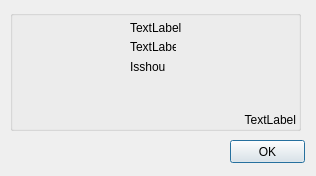
Above: Common/About.ui from martin-kudlicka/file-commander before the change. Below: the same form after it.
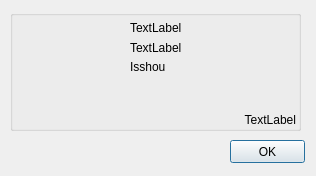
That is the form after the change. Icons and pictures are not drawn.

Commit message: + set revision number for release + enlarged version label in About dialog

What changed in the file:
```diff
--- a/Common/About.ui
+++ b/Common/About.ui
@@ -66,19 +66,6 @@
      <string>TextLabel</string>
     </property>
    </widget>
-   <widget class="QLabel" name="qlVersion" >
-    <property name="geometry" >
-     <rect>
-      <x>120</x>
-      <y>30</y>
-      <width>46</width>
-      <height>14</height>
-     </rect>
-    </property>
-    <property name="text" >
-     <string>TextLabel</string>
-    </property>
-   </widget>
    <widget class="QLabel" name="label_2" >
     <property name="geometry" >
      <rect>
@@ -108,6 +95,19 @@
      <set>Qt::AlignRight|Qt::AlignTrailing|Qt::AlignVCenter</set>
     </property>
    </widget>
+   <widget class="QLabel" name="qlVersion" >
+    <property name="geometry" >
+     <rect>
+      <x>120</x>
+      <y>30</y>
+      <width>81</width>
+      <height>16</height>
+     </rect>
+    </property>
+    <property name="text" >
+     <string>TextLabel</string>
+    </property>
+   </widget>
   </widget>
  </widget>
  <resources>
```
The commit also changes 1 other file.
